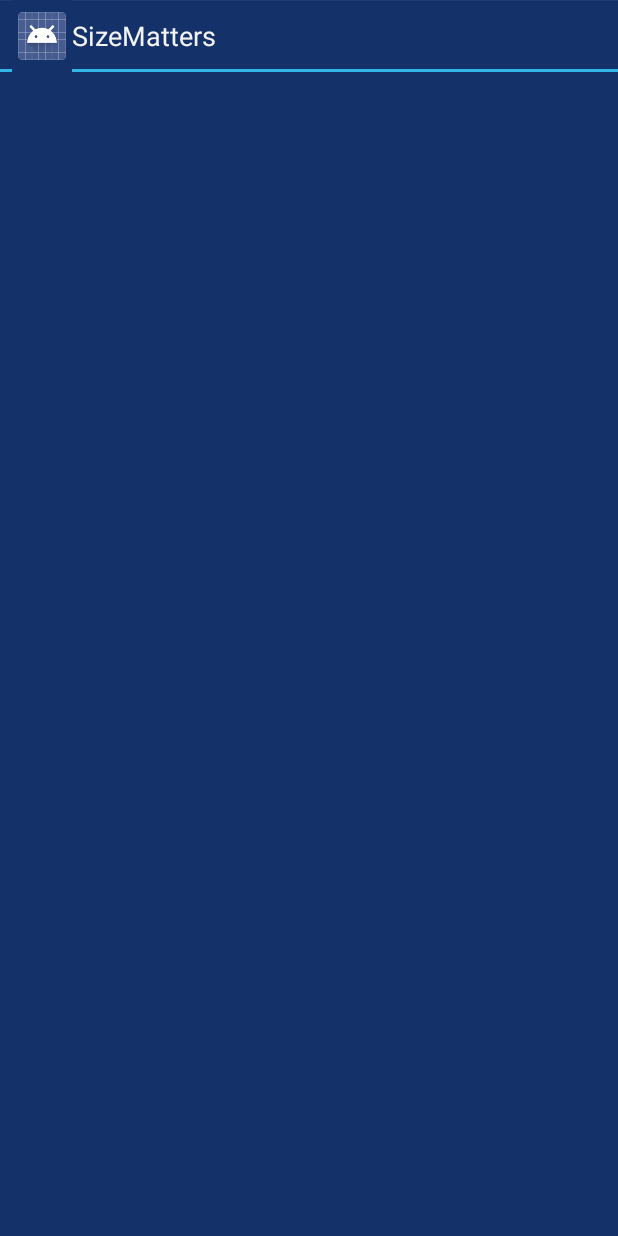
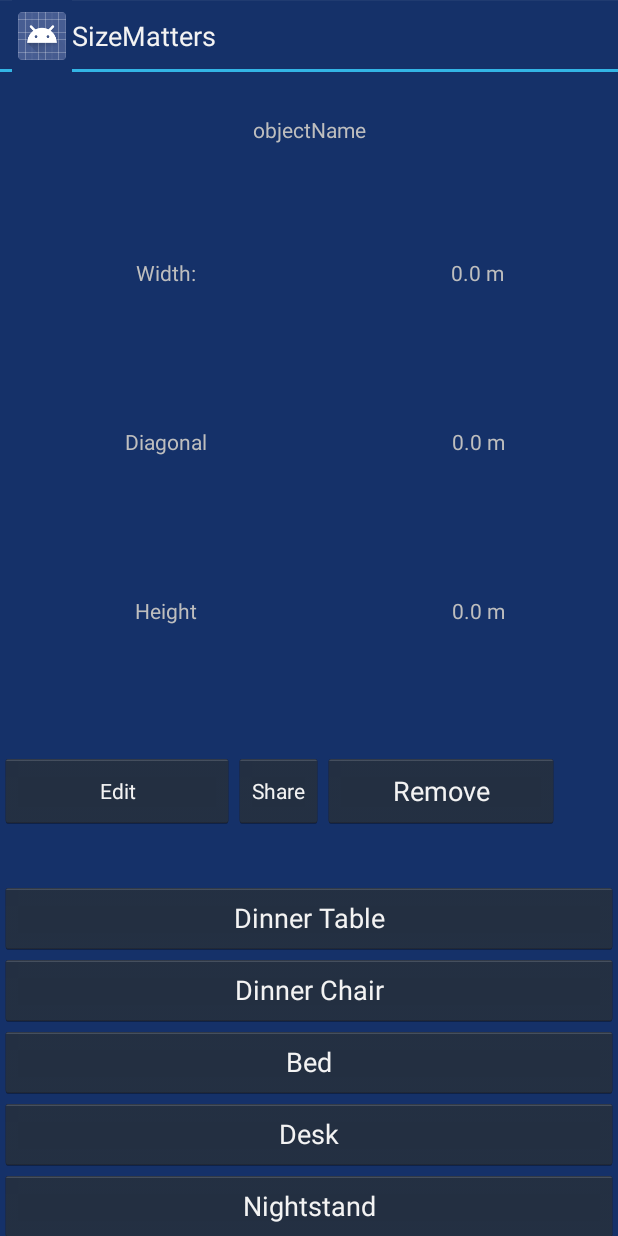
Before and after one commit to kirayatail/sizematters, an Android app: the BrowseDetailsActivity screen opened directly, with no data from a screen before it, on a phone screen of 412 x 824 dp. Run offline under Robolectric (Android 15) with nearby library versions, the light colour scheme and no system bars.

Commit message:
Added layout for browsedetail

```diff
--- a/SizeMatters/app/src/main/res/layout/browsedetailsactivitylayout.xml
+++ b/SizeMatters/app/src/main/res/layout/browsedetailsactivitylayout.xml
@@ -1,6 +1,174 @@
 <?xml version="1.0" encoding="utf-8"?>
+<LinearLayout
+    android:orientation="vertical"
+    android:layout_width="fill_parent"
+    android:layout_height="fill_parent"
+    xmlns:android="http://schemas.android.com/apk/res/android"
+    android:weightSum="1">
 
-<ScrollView xmlns:android="http://schemas.android.com/apk/res/android"
-    android:layout_width="match_parent" android:layout_height="match_parent">
 
-</ScrollView>
+    <TextView
+        android:layout_width="136dp"
+        android:layout_height="wrap_content"
+        android:text="objectName"
+        android:id="@+id/objectName"
+        android:layout_gravity="center_horizontal"
+        android:layout_weight="0.09"
+        android:gravity="center_vertical|center_horizontal" />
+
+    <LinearLayout
+        android:orientation="horizontal"
+        android:layout_width="match_parent"
+        android:layout_height="wrap_content"
+        android:layout_weight="0.44"
+        android:weightSum="1">
+
+        <LinearLayout
+            android:orientation="vertical"
+            android:layout_width="wrap_content"
+            android:layout_height="match_parent"
+            android:layout_weight="1.00"
+            android:layout_gravity="left"
+            android:weightSum="1">
+
+            <TextView
+                android:layout_width="match_parent"
+                android:layout_height="wrap_content"
+                android:text="Width:"
+                android:id="@+id/textView2"
+                android:layout_weight="0.33"
+                android:textAlignment="center"
+                android:gravity="center_vertical|center_horizontal" />
+
+            <TextView
+                android:layout_width="match_parent"
+                android:layout_height="wrap_content"
+                android:text="Diagonal"
+                android:id="@+id/textView3"
+                android:layout_weight="0.33"
+                android:gravity="center_vertical|center_horizontal" />
+
+            <TextView
+                android:layout_width="match_parent"
+                android:layout_height="wrap_content"
+                android:text="Height"
+                android:id="@+id/textView4"
+                android:layout_weight="0.33"
+                android:gravity="center|center_vertical" />
+        </LinearLayout>
+
+        <LinearLayout
+            android:orientation="vertical"
+            android:layout_width="190dp"
+            android:layout_height="match_parent"
+            android:gravity="right"
+            android:weightSum="1">
+
+            <TextView
+                android:layout_width="188dp"
+                android:layout_height="wrap_content"
+                android:text="0.0 m"
+                android:id="@+id/widthText"
+                android:layout_weight="0.33"
+                android:gravity="center_vertical|center_horizontal" />
+
+            <TextView
+                android:layout_width="186dp"
+                android:layout_height="wrap_content"
+                android:text="0.0 m"
+                android:id="@+id/diagonalText"
+                android:layout_weight="0.33"
+                android:gravity="center_vertical|center_horizontal" />
+
+            <TextView
+                android:layout_width="186dp"
+                android:layout_height="wrap_content"
+                android:text="0.0 m"
+                android:id="@+id/heightText"
+                android:layout_weight="0.33"
+                android:gravity="center_vertical|center_horizontal" />
+        </LinearLayout>
+    </LinearLayout>
+
+    <LinearLayout
+        android:orientation="horizontal"
+        android:layout_width="match_parent"
+        android:layout_height="44dp"
+        android:gravity="bottom"
+        android:weightSum="1"
+        android:layout_weight="0.12"
+        android:layout_gravity="center">
+
+        <Button
+            style="?android:attr/buttonStyleSmall"
+            android:layout_width="wrap_content"
+            android:layout_height="50dp"
+            android:text="Edit"
+            android:id="@+id/editButton"
+            android:layout_gravity="center|left"
+            android:layout_weight="0.5" />
+
+        <Button
+            style="?android:attr/buttonStyleSmall"
+            android:layout_width="wrap_content"
+            android:layout_height="50dp"
+            android:text="Share"
+            android:id="@+id/shareButton"
+            android:layout_gravity="center" />
+
+        <Button
+            android:layout_width="wrap_content"
+            android:layout_height="50dp"
+            android:text="Remove"
+            android:id="@+id/removeButton"
+            android:layout_weight="0.32"
+            android:layout_gravity="center|right" />
+    </LinearLayout>
+
+    <ScrollView
+        android:layout_width="match_parent"
+        android:layout_height="10dp"
+        android:id="@+id/scrollView"
+        android:layout_weight="0.45"
+        android:fillViewport="true"
+        android:measureAllChildren="true">
+
+        <LinearLayout
+            android:orientation="vertical"
+            android:layout_width="fill_parent"
+            android:layout_height="fill_parent"
+            android:measureWithLargestChild="false">
+
+            <Button
+                android:layout_width="match_parent"
+                android:layout_height="wrap_content"
+                android:text="Dinner Table"
+                android:id="@+id/button" />
+
+            <Button
+                android:layout_width="match_parent"
+                android:layout_height="wrap_content"
+                android:text="Dinner Chair"
+                android:id="@+id/button2" />
+
+            <Button
+                android:layout_width="match_parent"
+                android:layout_height="wrap_content"
+                android:text="Bed"
+                android:id="@+id/button3" />
+
+            <Button
+                android:layout_width="match_parent"
+                android:layout_height="wrap_content"
+                android:text="Desk"
+                android:id="@+id/button4" />
+
+            <Button
+                android:layout_width="match_parent"
+                android:layout_height="wrap_content"
+                android:text="Nightstand"
+                android:id="@+id/button5" />
+        </LinearLayout>
+    </ScrollView>
+
+</LinearLayout>
```
